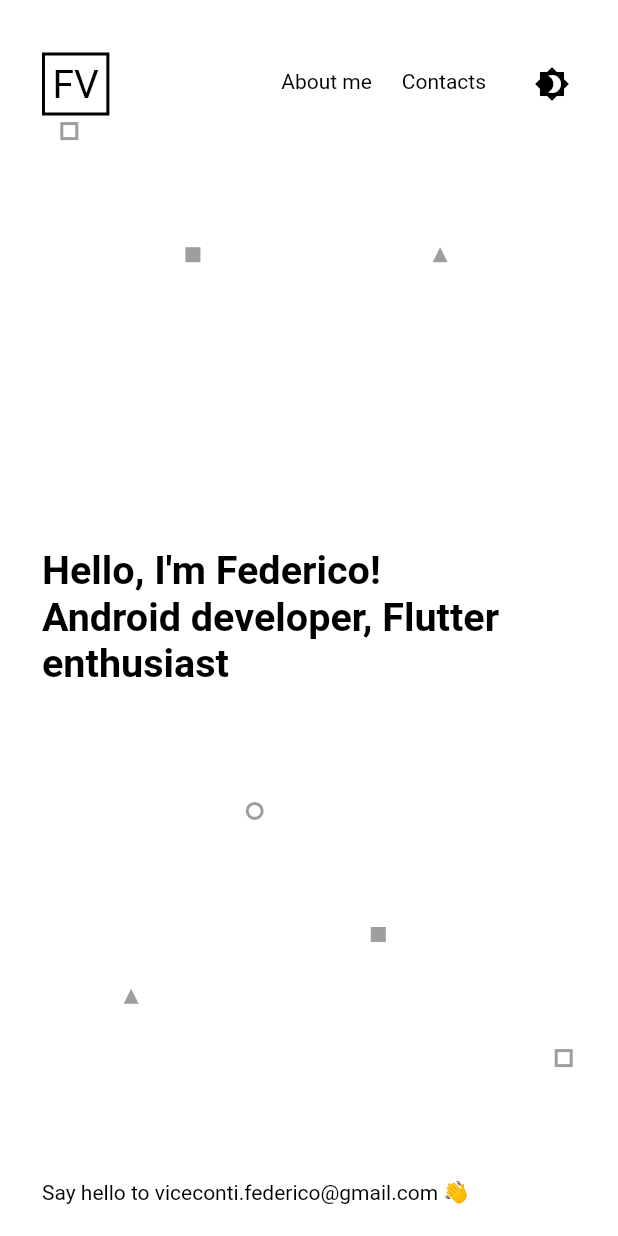
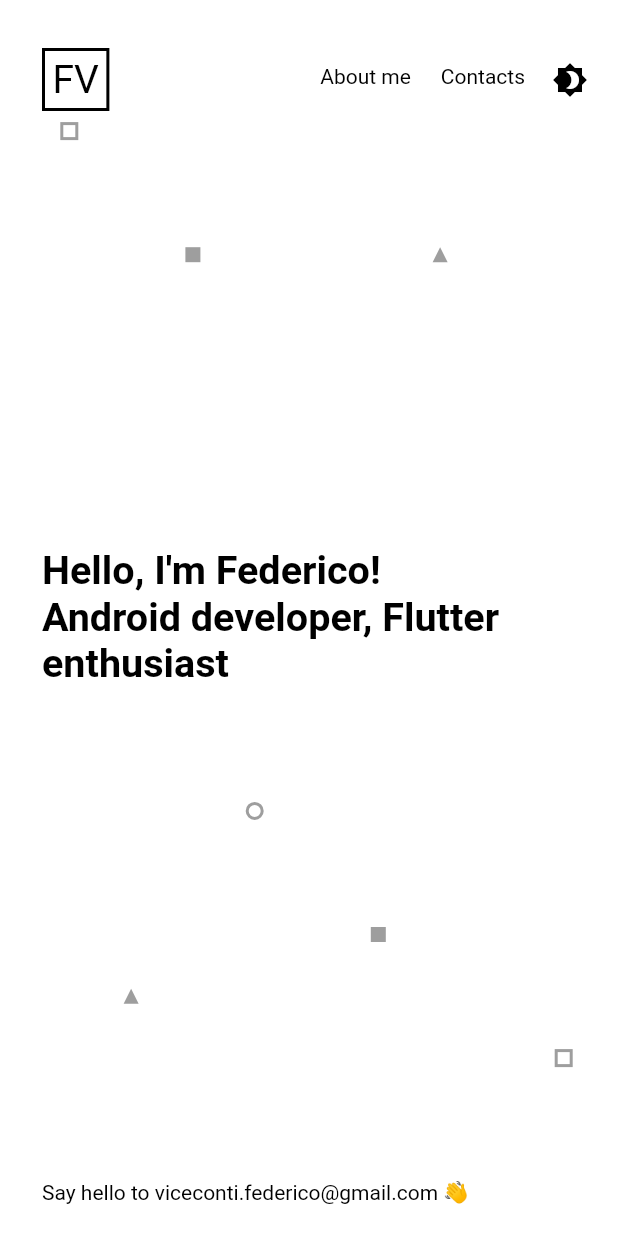
Before and after one commit to federicoviceconti/federicoviceconti_website_code, a Flutter app: the screen it shows after launch, on a phone screen of 412 x 824 dp. Run offline on Flutter 3.47's test engine with Material 2 defaults, Android fonts, the light colour scheme and no system bars; our stand-ins replace firebase_analytics, firebase_core, flutter_svg, fluttertoast; missing offline and left inert: dart:html; accounts and stored records are empty; generated files the repository leaves out were written again.

Commit message:
refactoring widgets

```diff
--- a/languages/app_en.arb
+++ b/languages/app_en.arb
@@ -25,5 +25,7 @@
   "blog": "Blog",
   "contacts": "Contacts",
   "contactsHeading": "Hi, thanks for visiting my personal website! If you want to reach me out, please use the following contacts:",
-  "websiteMadeWith": "Website made with ❤️ and Flutter"
+  "websiteMadeWith": "Website made with ❤️ and Flutter",
+  "darkModeSelected": "Activate light mode",
+  "lightModeSelected": "Activate dark mode"
 }
--- a/languages/app_it.arb
+++ b/languages/app_it.arb
@@ -25,5 +25,7 @@
   "blog": "Blog",
   "contacts": "Contatti",
   "contactsHeading": "Ciao, grazie per aver visitato il mio sito! In caso tu voglia contattarmi, usa uno dei seguenti recapiti:",
-  "websiteMadeWith": "Website made with ❤️ and Flutter"
+  "websiteMadeWith": "Website made with ❤️ and Flutter",
+  "darkModeSelected": "Attiva light mode",
+  "lightModeSelected": "Attiva dark mode"
 }
--- a/lib/environment/main.dart
+++ b/lib/environment/main.dart
@@ -1,6 +1,5 @@
 import 'package:federicoviceconti_github_io/utility/firebase_analytics_helper.dart';
 import 'package:federicoviceconti_github_io/entrypoint/my_personal_website.dart';
-import 'package:flutter/foundation.dart';
 import 'package:flutter/material.dart';
 
 Future<void> main() async {
@@ -10,7 +9,5 @@ Future<void> main() async {
 }
 
 void _initializeCrashlytics() {
-  if(kReleaseMode){
-    FirebaseAnalyticsHelper().initialize();
-  }
+  FirebaseAnalyticsHelper().initialize();
 }
--- a/lib/home_page/home_page_widget.dart
+++ b/lib/home_page/home_page_widget.dart
@@ -5,39 +5,38 @@ import 'package:federicoviceconti_github_io/home_page/contacts/contacts_widget.d
 import 'package:federicoviceconti_github_io/home_page/easter_egg/easter_egg_widget.dart';
 import 'package:federicoviceconti_github_io/home_page/page_enum.dart';
 import 'package:federicoviceconti_github_io/home_page/who_am_i/who_am_i_widget.dart';
-import 'package:federicoviceconti_github_io/home_page/widget/cursor_widget.dart';
-import 'package:federicoviceconti_github_io/home_page/widget/logo_widget.dart';
-import 'package:federicoviceconti_github_io/notifier/app_theme_notifier.dart';
+import 'package:federicoviceconti_github_io/home_page/widget/top_bar_widget.dart';
 import 'package:federicoviceconti_github_io/utility/animation_helper.dart';
 import 'package:federicoviceconti_github_io/utility/firebase_analytics_helper.dart';
 import 'package:federicoviceconti_github_io/utility/html_utility.dart';
 import 'package:flutter/material.dart';
 import 'package:fluttertoast/fluttertoast.dart';
-import 'package:provider/provider.dart';
 import 'package:flutter_gen/gen_l10n/app_localizations.dart';
 import 'widget/home_page_background_widget.dart';
 
 class HomePageWidget extends StatefulWidget {
+  static const int MAX_TOUCH_LOGO = 10;
+
   @override
   _HomePageWidgetState createState() => _HomePageWidgetState();
 }
 
 class _HomePageWidgetState extends State<HomePageWidget> {
-  static const int MAX_TOUCH_LOGO = 10;
+  int _touchLogo = HomePageWidget.MAX_TOUCH_LOGO;
 
   bool defaultPosition = true;
+
   double _localX = 0.0;
   double _localY = 0.0;
   double _offsetX = 0.0;
   double _offsetY = 0.0;
+
   PageEnum _pageSelected = PageEnum.home;
+
+  DateTime? _easterEggStarted;
+
   final PageController _pageController =
       PageController(initialPage: PageEnum.home.pageIndex ?? 0);
-  final double _paddingHorizontal = 28.0;
-  int _touchLogo = MAX_TOUCH_LOGO;
-  DateTime? _easterEggStarted;
-
-  bool get _showEasterEgg => _touchLogo < 1;
 
   @override
   void initState() {
@@ -94,76 +93,18 @@ class _HomePageWidgetState extends State<HomePageWidget> {
   }
 
   Widget _buildTopBar() {
-    return Container(
-      color: _pageSelected != PageEnum.home
-          ? Theme.of(context).colorScheme.background
-          : Colors.transparent,
+    return Padding(
       padding: const EdgeInsets.only(top: 32),
-      child: Row(
-        mainAxisAlignment: MainAxisAlignment.spaceBetween,
-        children: [
-          _buildLogo(),
-          Row(
-            mainAxisAlignment: MainAxisAlignment.end,
-            children: [
-              _buildNavButton(
-                AppLocalizations.of(context)!.aboutMe,
-                page: PageEnum.aboutMe,
-              ),
-              SizedBox(width: 20.0),
-              _buildNavButton(
-                AppLocalizations.of(context)!.contacts,
-                page: PageEnum.contacts,
-              ),
-              SizedBox(width: 20.0),
-              _buildSwitchTheme(),
-              SizedBox(width: 20.0),
-            ],
-          ),
-        ],
+      child: TopBarWidget(
+        onPageChanged: _animateToPage,
+        onLogoTap: _onLogoTap,
+        pageSelected: _pageSelected,
+        showEasterEgg: _showEasterEgg,
       ),
     );
   }
 
-  Widget _buildNavButton(String text, {PageEnum page = PageEnum.home}) {
-    return GestureDetector(
-      onTap: () => _animateToPage(page),
-      child: CursorWidget(
-        child: Wrap(
-          children: [
-            Column(
-              children: [
-                Text(
-                  text,
-                  style: Theme.of(context).textTheme.bodyText1,
-                ),
-                SizedBox(
-                  height: 4.0,
-                ),
-                _buildUnderlineNav(
-                  conditionToShow: _pageSelected == page,
-                ),
-              ],
-            ),
-          ],
-        ),
-      ),
-    );
-  }
-
-  _buildUnderlineNav({bool conditionToShow = false}) {
-    return AnimatedContainer(
-      duration: Duration(milliseconds: 200),
-      width: conditionToShow ? 40.0 : 0.0,
-      height: conditionToShow ? 1.0 : 0.0,
-      curve: Curves.easeIn,
-      child: Container(
-        color: Theme.of(context).colorScheme.primary,
-      ),
-    );
-  }
-
-  _animateToPage(PageEnum page) {
+  void _animateToPage(PageEnum page) {
     FirebaseAnalyticsHelper().setCurrentScreen(screenName: page.toString());
 
     _pageController.animateToPage(page.pageIndex!,
@@ -174,77 +115,9 @@ class _HomePageWidgetState extends State<HomePageWidget> {
     });
   }
 
-  Widget _buildSwitchTheme() {
-    return CursorWidget(
-      child: IconButton(
-        color: Theme.of(context).iconTheme.color,
-        onPressed: _onSwitchThemePress,
-        icon: Icon(Icons.brightness_4),
-      ),
-    );
-  }
+  Widget _buildPageWidget() {
+    final double _paddingHorizontal = 28.0;
 
-  void _onSwitchThemePress() =>
-      Provider.of<AppThemeNotifier>(context, listen: false).switchAppTheme();
-
-  _buildLogo() {
-    return AnimationHelper.buildSwitcher(
-      !_showEasterEgg,
-      childOnTrue: Padding(
-        padding: EdgeInsets.only(left: _paddingHorizontal),
-        child: LogoWidget(
-          onLogoTap: () => _onLogoTap(),
-        ),
-      ),
-      childOnFalse: SizedBox(),
-    );
-  }
-
-  void _onLogoTap() {
-    if (_pageSelected == PageEnum.home) {
-      _onShowToastAndActiveEasterEgg();
-    } else {
-      _animateToPage(PageEnum.home);
-    }
-  }
-
-  void _onShowToastAndActiveEasterEgg() {
-    if (_touchLogo > 0 && _touchLogo < 7) {
-      _showRemainingStepTouchLogo();
-    }
-
-    setState(() {
-      _touchLogo--;
-    });
-
-    if (_touchLogo == 0) {
-      FirebaseAnalyticsHelper()
-          .logEvent(name: FirebaseAnalyticsHelper.EASTER_EGG_FOUND,);
-
-      setState(() {
-        _easterEggStarted = DateTime.now();
-      });
-    }
-  }
-
-  void _showRemainingStepTouchLogo() {
-    Fluttertoast.showToast(
-      msg: AppLocalizations.of(context)!
-          .touchLogo
-          .replaceAll('{0}', _touchLogo.toString()),
-      gravity: ToastGravity.BOTTOM,
-      toastLength: Toast.LENGTH_SHORT,
-      backgroundColor: Theme.of(context).colorScheme.primary,
-      webBgColor: Theme.of(context).colorScheme.background == Colors.white
-          ? 'black'
-          : 'white',
-      textColor: Theme.of(context).colorScheme.background == Colors.white
-          ? Colors.white
-          : Colors.black,
-    );
-  }
-
-  Widget _buildPageWidget() {
     return FullScreenWidget(
       child: Padding(
         padding: EdgeInsets.symmetric(horizontal: _paddingHorizontal),
@@ -274,15 +147,63 @@ class _HomePageWidgetState extends State<HomePageWidget> {
     );
   }
 
+  void _onLogoTap() {
+    if (_pageSelected == PageEnum.home) {
+      _onShowToastAndActiveEasterEgg();
+    } else {
+      _animateToPage(PageEnum.home);
+    }
+  }
+
+  void _onShowToastAndActiveEasterEgg() {
+    if (_touchLogo > 0 && _touchLogo < 7) {
+      _showRemainingStepTouchLogo();
+    }
+
+    setState(() {
+      _touchLogo--;
+    });
+
+    if (_touchLogo == 0) {
+      FirebaseAnalyticsHelper().logEvent(
+        name: FirebaseAnalyticsHelper.EASTER_EGG_FOUND,
+      );
+
+      setState(() {
+        _easterEggStarted = DateTime.now();
+      });
+    }
+  }
+
+  void _showRemainingStepTouchLogo() {
+    Fluttertoast.showToast(
+      msg: AppLocalizations.of(context)!
+          .touchLogo
+          .replaceAll('{0}', _touchLogo.toString()),
+      gravity: ToastGravity.BOTTOM,
+      toastLength: Toast.LENGTH_SHORT,
+      backgroundColor: Theme.of(context).colorScheme.primary,
+      webBgColor: Theme.of(context).colorScheme.background == Colors.white
+          ? 'black'
+          : 'white',
+      textColor: Theme.of(context).colorScheme.background == Colors.white
+          ? Colors.white
+          : Colors.black,
+    );
+  }
+
   void _resetTouchLogo() {
     final now = DateTime.now();
     final secondsBeforeRestart = 1;
 
     if (_easterEggStarted == null ||
-        (now.difference(_easterEggStarted ?? DateTime.now()).inSeconds > secondsBeforeRestart)) {
+        (now.difference(_easterEggStarted ?? DateTime.now()).inSeconds >
+            secondsBeforeRestart)) {
       setState(() {
-        _touchLogo = MAX_TOUCH_LOGO;
+        _touchLogo = HomePageWidget.MAX_TOUCH_LOGO;
       });
     }
   }
+
+  bool get _showEasterEgg => _touchLogo < 1;
 }
--- /dev/null
+++ b/lib/home_page/widget/popup_menu_widget.dart
@@ -0,0 +1,115 @@
+import 'package:flutter_gen/gen_l10n/app_localizations.dart';
+import 'package:flutter/material.dart';
+
+import 'cursor_widget.dart';
+
+class PopupMenuHome extends StatefulWidget {
+  final void Function() onSwitchThemePress;
+
+  const PopupMenuHome({
+    Key? key,
+    required this.onSwitchThemePress,
+  }) : super(key: key);
+
+  @override
+  _PopupMenuHomeState createState() => _PopupMenuHomeState();
+}
+
+class _PopupMenuHomeState extends State<PopupMenuHome> {
+  MenuSelected _selected = MenuSelected.none;
+
+  @override
+  Widget build(BuildContext context) {
+    return MenuSelectedHelper.hasMoreThanOneItem() && _isSmallDeviceWidth()
+        ? _buildPopup()
+        : _buildMenuList();
+  }
+
+  bool _isSmallDeviceWidth() => MediaQuery.of(context).size.width < 500;
+
+  Widget _buildPopup() {
+    return PopupMenuButton<MenuSelected>(
+      color: Theme.of(context).colorScheme.background,
+      initialValue: _selected,
+      onSelected: (itemSelected) {
+        setState(() {
+          _selected = itemSelected;
+        });
+      },
+      itemBuilder: (BuildContext context) => <PopupMenuEntry<MenuSelected>>[
+        PopupMenuItem<MenuSelected>(
+          value: MenuSelected.theme,
+          child: _buildSwitchTheme(
+            isSelected: _selected == MenuSelected.theme,
+            isPopupMenu: true,
+          ),
+        ),
+      ],
+      icon: Icon(
+        Icons.menu,
+        color: Theme.of(context).iconTheme.color,
+      ),
+    );
+  }
+
+  Widget _buildSwitchTheme({
+    bool isSelected = false,
+    bool isPopupMenu = false,
+  }) {
+    return CursorWidget(
+      child: GestureDetector(
+        onTap: widget.onSwitchThemePress,
+        child: Row(
+          children: [
+            Icon(
+              Icons.brightness_4,
+              color: Theme.of(context).iconTheme.color,
+            ),
+            isPopupMenu ? _buildPopupMenuText(isSelected) : const IgnorePointer(),
+          ],
+        ),
+      ),
+    );
+  }
+
+  Widget _buildPopupMenuText(bool isSelected) {
+    final text = isSelected
+        ? AppLocalizations.of(context)!.darkModeSelected
+        : AppLocalizations.of(context)!.lightModeSelected;
+
+    return Row(
+      children: [
+        SizedBox(width: 8),
+        Text(
+          text,
+          style: Theme.of(context).textTheme.headline6!.copyWith(fontSize: 14),
+        ),
+      ],
+    );
+  }
+
+  Widget _buildMenuList() {
+    return Row(
+      children: [
+        SizedBox(width: 6),
+        _buildSwitchTheme(),
+      ],
+    );
+  }
+}
+
+enum MenuSelected {
+  none,
+  theme,
+}
+
+class MenuSelectedHelper {
+  static List<MenuSelected> getAll() {
+    final items = MenuSelected.values;
+    return items.where((element) => element != MenuSelected.none).toList();
+  }
+
+  static bool hasMoreThanOneItem() {
+    return getAll().length > 1;
+  }
+}
--- /dev/null
+++ b/lib/home_page/widget/top_bar_widget.dart
@@ -0,0 +1,134 @@
+import 'package:federicoviceconti_github_io/home_page/widget/popup_menu_widget.dart';
+import 'package:federicoviceconti_github_io/notifier/app_theme_notifier.dart';
+import 'package:federicoviceconti_github_io/utility/animation_helper.dart';
+import 'package:flutter/material.dart';
+import 'package:federicoviceconti_github_io/home_page/widget/logo_widget.dart';
+import 'package:flutter_gen/gen_l10n/app_localizations.dart';
+import 'package:provider/provider.dart';
+
+import '../page_enum.dart';
+import 'cursor_widget.dart';
+
+class TopBarWidget extends StatefulWidget {
+  final bool showEasterEgg;
+
+  final void Function() onLogoTap;
+
+  final void Function(PageEnum) onPageChanged;
+
+  final PageEnum pageSelected;
+
+  const TopBarWidget({
+    Key? key,
+    required this.onPageChanged,
+    required this.showEasterEgg,
+    required this.onLogoTap,
+    required this.pageSelected,
+  }) : super(key: key);
+
+  @override
+  State<TopBarWidget> createState() => _TopBarWidgetState();
+}
+
+class _TopBarWidgetState extends State<TopBarWidget> {
+  final double _paddingHorizontal = 28.0;
+
+  @override
+  Widget build(BuildContext context) {
+    return Container(
+      color: widget.pageSelected != PageEnum.home
+          ? Theme.of(context).colorScheme.background
+          : Colors.transparent,
+      child: Row(
+        mainAxisAlignment: MainAxisAlignment.spaceBetween,
+        children: [
+          _buildLogo(),
+          _buildNavItems(),
+        ],
+      ),
+    );
+  }
+
+  Widget _buildNavItems() {
+    final showNavItems = MediaQuery.of(context).size.width > 200;
+
+    return Visibility(
+      visible: showNavItems,
+      child: Row(
+        mainAxisAlignment: MainAxisAlignment.end,
+        children: [
+          _buildNavButton(
+            AppLocalizations.of(context)!.aboutMe,
+            page: PageEnum.aboutMe,
+          ),
+          SizedBox(width: 20.0),
+          _buildNavButton(
+            AppLocalizations.of(context)!.contacts,
+            page: PageEnum.contacts,
+          ),
+          SizedBox(width: 12.0),
+          _buildOptionMenu(),
+          SizedBox(width: 20.0),
+        ],
+      ),
+    );
+  }
+
+  Widget _buildLogo() {
+    return AnimationHelper.buildSwitcher(
+      !widget.showEasterEgg,
+      childOnTrue: Padding(
+        padding: EdgeInsets.only(left: _paddingHorizontal),
+        child: LogoWidget(
+          onLogoTap: () => widget.onLogoTap(),
+        ),
+      ),
+      childOnFalse: SizedBox(),
+    );
+  }
+
+  Widget _buildOptionMenu() {
+    return PopupMenuHome(
+      onSwitchThemePress: _onSwitchThemePress,
+    );
+  }
+
+  Widget _buildNavButton(String text, {PageEnum page = PageEnum.home}) {
+    return GestureDetector(
+      onTap: () => widget.onPageChanged(page),
+      child: CursorWidget(
+        child: Wrap(
+          children: [
+            Column(
+              children: [
+                Text(
+                  text,
+                  style: Theme.of(context).textTheme.bodyText1,
+                ),
+                SizedBox(height: 4.0),
+                _buildUnderlineNav(
+                  conditionToShow: widget.pageSelected == page,
+                ),
+              ],
+            ),
+          ],
+        ),
+      ),
+    );
+  }
+
+  Widget _buildUnderlineNav({bool conditionToShow = false}) {
+    return AnimatedContainer(
+      duration: Duration(milliseconds: 200),
+      width: conditionToShow ? 40.0 : 0.0,
+      height: conditionToShow ? 1.0 : 0.0,
+      curve: Curves.easeIn,
+      child: Container(
+        color: Theme.of(context).colorScheme.primary,
+      ),
+    );
+  }
+
+  void _onSwitchThemePress() =>
+      Provider.of<AppThemeNotifier>(context, listen: false).switchAppTheme();
+}
```
Also changed, not shown: lib/utility/firebase_analytics_helper.dart (+5 -4 lines), pubspec.lock, 1 other file.
